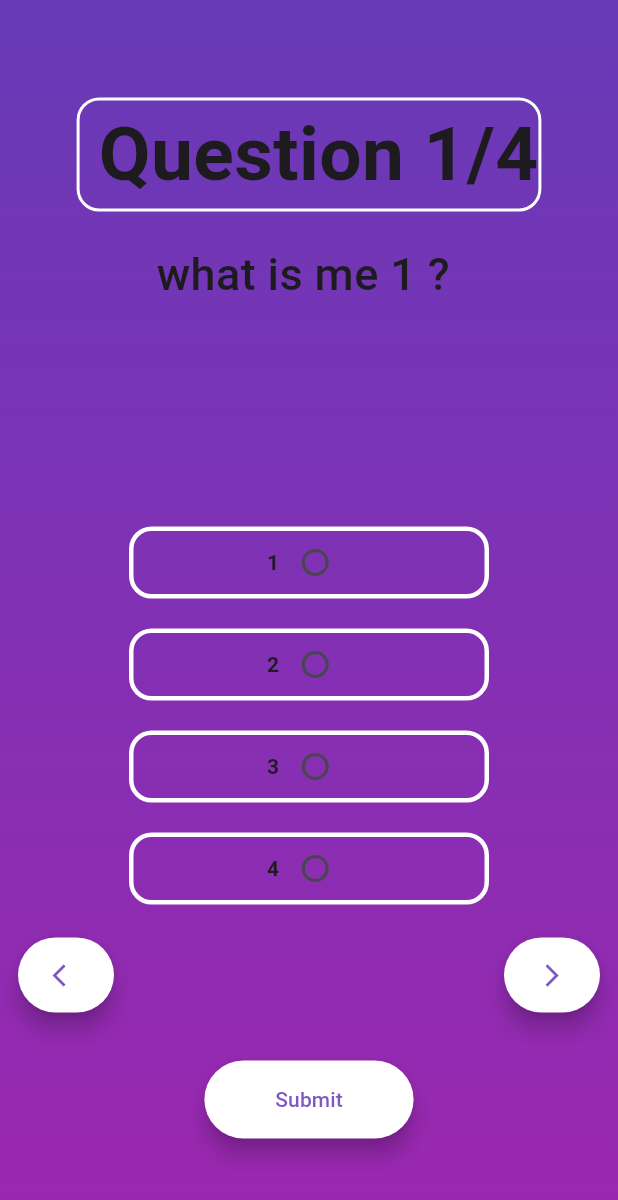
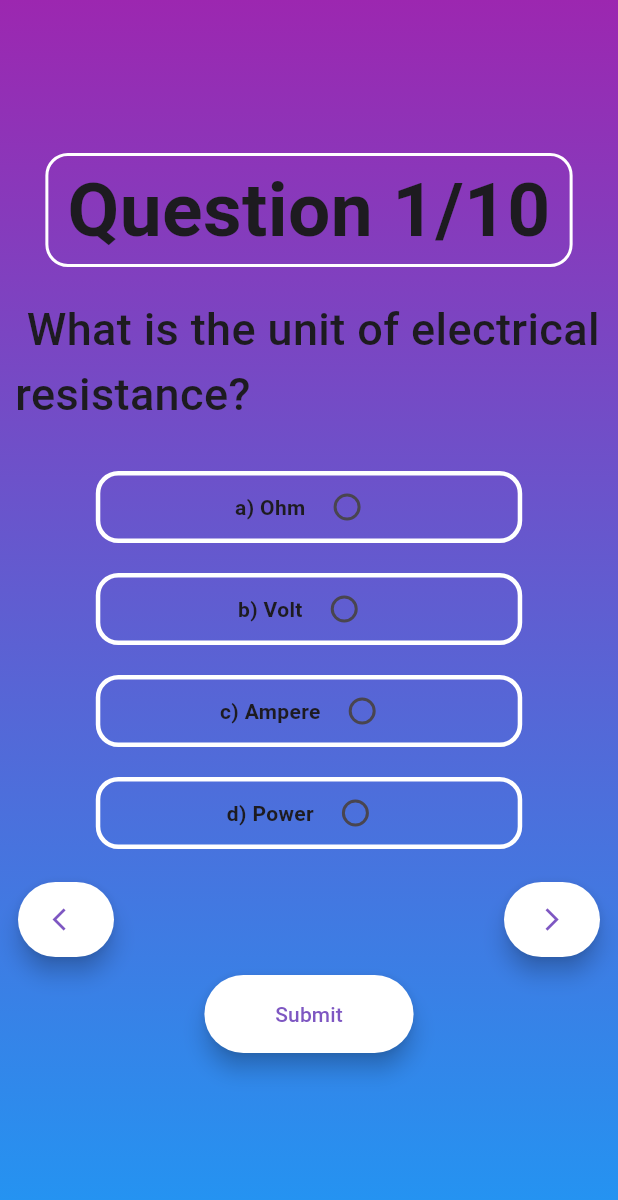
Before and after one commit to Rajavikas03/Codsoft_Quiz_App, a Flutter app: the screen it shows after launch, after a tap on "START", on a phone screen of 412 x 824 dp. Shown: the top 1200 px of the screen. Run offline on Flutter 3.47's test engine with Material 3 defaults, Android fonts, the light colour scheme and no system bars.

Commit message:
Final submit

```diff
--- a/lib/main.dart
+++ b/lib/main.dart
@@ -1,9 +1,5 @@
 import 'package:flutter/material.dart';
 import 'package:quiz_apk/quiz_page.dart';
-
-Map<String, dynamic> Ans = {};
-Map<String, dynamic> Crt = {};
-Map<String, dynamic> Wrg = {};
 
 void main() {
   runApp(const MyApp());
@@ -35,7 +31,10 @@ class _MyHomePageState extends State<MyHomePage> {
     var width = MediaQuery.sizeOf(context).width;
     return Scaffold(
       backgroundColor: Colors.deepPurple[200],
-      body: Center(
+      body: Stack(
+        children: [
+          const gradientcolor1(),
+          Center(
             child: Column(
               children: [
                 SizedBox(
@@ -45,10 +44,10 @@ class _MyHomePageState extends State<MyHomePage> {
                 SizedBox(
                   height: height * 0.01,
                 ),
-          Text(
+                const Text(
                   "QUIZ",
                   style: TextStyle(
-                color: Colors.deepPurple[400],
+                      color: Colors.white30,
                       fontSize: 100,
                       fontWeight: FontWeight.bold),
                 ),
@@ -59,21 +58,26 @@ class _MyHomePageState extends State<MyHomePage> {
                   onPressed: () {
                     Navigator.push(
                       context,
-                MaterialPageRoute(builder: (context) => const quiz_main()),
+                      MaterialPageRoute(
+                          builder: (context) => const quiz_main()),
                     );
                   },
                   style: ElevatedButton.styleFrom(
-                foregroundColor: Colors.white,
-                backgroundColor: Colors.deepPurple[400],
+                      foregroundColor: Colors.deepPurple[400],
+                      backgroundColor: Colors.white,
                       padding: const EdgeInsets.fromLTRB(40, 16, 40, 16),
                       elevation: 6),
                   child: const Text(
                     '  START  ',
-              style: TextStyle(fontWeight: FontWeight.bold),
+                    style: TextStyle(
+                        fontWeight: FontWeight.bold, color: Colors.blue),
                   ),
                 ),
               ],
-      )),
+            ),
+          ),
+        ],
+      ),
     );
   }
 }
--- a/lib/model.dart
+++ b/lib/model.dart
@@ -22,39 +22,107 @@ class Opt {
 
 final questions = [
   Question(
-    text: 'what is me 1 ? ', //Q1
+    text: ' What is the unit of electrical resistance? ', //Q1
     options: [
-      Opt(text: '1', isCorrect: false, isLocked: false),
-      Opt(text: '2', isCorrect: false, isLocked: false),
-      Opt(text: '3', isCorrect: true, isLocked: false),
-      Opt(text: '4', isCorrect: false, isLocked: false),
+      Opt(text: 'a) Ohm ', isCorrect: true, isLocked: false),
+      Opt(text: 'b) Volt ', isCorrect: false, isLocked: false),
+      Opt(text: 'c) Ampere ', isCorrect: false, isLocked: false),
+      Opt(text: 'd) Power ', isCorrect: false, isLocked: false),
     ],
   ),
   Question(
-    text: 'what is me 2 ? ', //Q2
+    text:
+        ' Which component is used to store electrical energy in a circuit? ', //Q2
     options: [
-      Opt(text: '5', isCorrect: false, isLocked: false),
-      Opt(text: '6', isCorrect: false, isLocked: false),
-      Opt(text: '7', isCorrect: true, isLocked: false),
-      Opt(text: '8', isCorrect: false, isLocked: false),
+      Opt(text: 'a) Resistor ', isCorrect: false, isLocked: false),
+      Opt(text: 'b) Inductor ', isCorrect: false, isLocked: false),
+      Opt(text: 'c) Capacitor ', isCorrect: true, isLocked: false),
+      Opt(text: 'd) Transistor ', isCorrect: false, isLocked: false),
     ],
   ),
   Question(
-    text: 'what is me 3 ? ', //Q3
+    text:
+        ' In a direct current (DC) circuit, current flows in which direction? ', //Q3
     options: [
-      Opt(text: '9', isCorrect: false, isLocked: false),
-      Opt(text: '10', isCorrect: false, isLocked: false),
-      Opt(text: '11', isCorrect: true, isLocked: false),
-      Opt(text: '12', isCorrect: false, isLocked: false),
+      Opt(text: 'a) Constant direction ', isCorrect: true, isLocked: false),
+      Opt(text: 'b) Reversing direction ', isCorrect: false, isLocked: false),
+      Opt(text: 'c) Random direction ', isCorrect: false, isLocked: false),
+      Opt(text: 'd) Circular direction ', isCorrect: false, isLocked: false),
     ],
   ),
   Question(
-    text: 'what is me 4 ? ', //Q4
+    text: ' What is the SI unit of electric charge? ', //Q4
     options: [
-      Opt(text: '13', isCorrect: false, isLocked: false),
-      Opt(text: '14', isCorrect: false, isLocked: false),
-      Opt(text: '15', isCorrect: true, isLocked: false),
-      Opt(text: '16', isCorrect: false, isLocked: false),
+      Opt(text: 'a) Volt ', isCorrect: false, isLocked: false),
+      Opt(text: 'b) Coulomb ', isCorrect: true, isLocked: false),
+      Opt(text: 'c) Ampere ', isCorrect: false, isLocked: false),
+      Opt(text: 'd) Ohm ', isCorrect: false, isLocked: false),
     ],
-  )
+  ),
+  Question(
+    text:
+        ' Which of the following is a semiconductor material commonly used in electronic devices? ', //Q5
+    options: [
+      Opt(text: 'a) Copper ', isCorrect: false, isLocked: false),
+      Opt(text: 'b) Silicon ', isCorrect: true, isLocked: false),
+      Opt(text: 'c) Aluminum ', isCorrect: false, isLocked: false),
+      Opt(text: 'd) Iron ', isCorrect: false, isLocked: false),
+    ],
+  ),
+  Question(
+    text:
+        '  What is the purpose of a transformer in an electrical circuit? ', //Q6
+    options: [
+      Opt(text: 'a) Generate electricity ', isCorrect: false, isLocked: false),
+      Opt(text: 'b) Control current flow ', isCorrect: false, isLocked: false),
+      Opt(text: 'c) Change voltage levels ', isCorrect: true, isLocked: false),
+      Opt(text: 'd) Store energy ', isCorrect: false, isLocked: false),
+    ],
+  ),
+  Question(
+    text: ' What does AC stand for in the context of electrical power? ', //Q7
+    options: [
+      Opt(text: 'a) Alternating Capacitor ', isCorrect: false, isLocked: false),
+      Opt(text: 'b) Ampere Current ', isCorrect: false, isLocked: false),
+      Opt(text: 'c) Alternating Current ', isCorrect: true, isLocked: false),
+      Opt(text: 'd) Active Current ', isCorrect: false, isLocked: false),
+    ],
+  ),
+  Question(
+    text:
+        '  Which law states that the voltage across a closed loop is equal to the sum of the voltage drops? ', //Q8
+    options: [
+      Opt(text: "a) Faraday's Law ", isCorrect: false, isLocked: false),
+      Opt(
+          text: "b) Kirchhoff's Voltage Law ",
+          isCorrect: true,
+          isLocked: false),
+      Opt(text: "c) Ohm's Law ", isCorrect: false, isLocked: false),
+      Opt(text: "d) Gauss's Law ", isCorrect: false, isLocked: false),
+    ],
+  ),
+  Question(
+    text: ' What is the function of a diode in an electrical circuit? ', //Q9
+    options: [
+      Opt(text: 'a) Amplify signals ', isCorrect: false, isLocked: false),
+      Opt(text: 'b) Store energy ', isCorrect: false, isLocked: false),
+      Opt(
+          text: 'c) Allow current in one direction ',
+          isCorrect: true,
+          isLocked: false),
+      Opt(
+          text: 'd) Control voltage levels ',
+          isCorrect: false,
+          isLocked: false),
+    ],
+  ),
+  Question(
+    text: ' What type of circuit has only one path for current to flow? ', //Q10
+    options: [
+      Opt(text: 'a) Parallel circuit ', isCorrect: false, isLocked: false),
+      Opt(text: 'b) Series circuit ', isCorrect: true, isLocked: false),
+      Opt(text: 'c) Combination circuit ', isCorrect: false, isLocked: false),
+      Opt(text: 'd) Complex circuit ', isCorrect: false, isLocked: false),
+    ],
+  ),
 ];
--- a/lib/quiz_page.dart
+++ b/lib/quiz_page.dart
@@ -1,14 +1,9 @@
 import 'package:flutter/material.dart';
 import 'package:quiz_apk/Compelete.dart';
-import 'package:quiz_apk/main.dart';
 import 'package:quiz_apk/model.dart';
 
 List c = [];
 List w = [];
-List a = [];
-int crt = 0;
-int wrg = 0;
-int ansd = 0;
 
 class quiz_main extends StatefulWidget {
   const quiz_main({super.key});
@@ -27,121 +22,152 @@ class _quiz_mainState extends State<quiz_main> {
   }
 
   Widget build(BuildContext context) {
-    return Scaffold(
+    var height = MediaQuery.sizeOf(context).height;
+    var width = MediaQuery.sizeOf(context).width;
+    return SafeArea(
+      child: Scaffold(
+        // appBar: AppBar(
+        //   title: const Text(
+        //     'Quiz App',
+        //     style: TextStyle(fontSize: 50, fontWeight: FontWeight.bold),
+        //   ),
+        //   centerTitle: true,
+        // ),
         backgroundColor: Colors.transparent,
         body: Stack(
           children: [
-          const gradientcolor(),
+            const gradientcolor1(),
             Expanded(
-            //   child:
-            // buildcolumb(),
               child: PageView.builder(
                 controller: _pageController,
                 itemCount: questions.length,
                 itemBuilder: (context, index) {
                   final _question = questions[index];
-                var optt = questions[index].options;
-                // isSelected = '';
+                  final optt = _question.options;
 
                   return Column(
                     mainAxisAlignment: MainAxisAlignment.center,
                     children: [
+                      // SizedBox(
+                      //   height: 10,
+                      // ),
                       Container(
                           decoration: BoxDecoration(
                               borderRadius: BorderRadius.circular(15),
-                            border: Border.all(width: 2, color: Colors.white)),
+                              border:
+                                  Border.all(width: 2, color: Colors.white)),
                           child: Text(
-                          " Question ${index + 1}/${questions.length}",
+                            " Question ${index + 1}/${questions.length} ",
                             style: const TextStyle(
                                 fontSize: 50, fontWeight: FontWeight.bold),
+                            softWrap: true,
                           )),
                       const SizedBox(
                         height: 20,
                       ),
-                    SizedBox(
-                      height: 80,
+                      Padding(
+                        padding: const EdgeInsets.symmetric(horizontal: 10),
+                        child: Center(
                           child: Text(
                             _question.text,
                             style: const TextStyle(
                                 fontSize: 30, fontWeight: FontWeight.w500),
                           ),
                         ),
+                      ),
                       const SizedBox(
-                      height: 100,
+                        height: 20,
                       ),
                       Column(
                         children: [
-                        for (int i = 0;
-                            i < questions[index].options.length;
-                            i++)
+                          for (int i = 0; i < optt.length; i++)
                             Column(
                               children: [
                                 const SizedBox(
                                   height: 10,
                                 ),
-                              Container(
+                                GestureDetector(
+                                  // onTap function
+                                  onTap: () async {
+                                    setState(() {
+                                      isSelected = optt[i].text;
+                                      optt[i].isLocked = true;
+                                      if (i != 0) {
+                                        optt[0].isLocked = false;
+                                        print('0');
+                                      }
+                                      if (i != 1) {
+                                        optt[1].isLocked = false;
+                                        print('1');
+                                      }
+                                      if (i != 2) {
+                                        optt[2].isLocked = false;
+                                        print('2');
+                                      }
+                                      if (i != 3) {
+                                        optt[3].isLocked = false;
+                                        print('3');
+                                      }
+                                    });
+                                    if (index < questions.length - 1) {
+                                      try {
+                                        await pageFunctionfrwd();
+                                      } catch (StackTrace, Error) {
+                                        print(" $StackTrace $Error error!!!");
+                                      }
+                                    }
+                                  },
+                                  child: Container(
                                     height: 48,
-                                width: 240,
+                                    width: width * 0.69,
                                     decoration: BoxDecoration(
                                       borderRadius: BorderRadius.circular(15),
-                                  border:
-                                      Border.all(width: 3, color: Colors.white),
+                                      border: Border.all(
+                                          width: 3, color: Colors.white),
                                     ),
                                     child: Center(
-                                  child: Padding(
-                                      padding: const EdgeInsets.symmetric(
-                                          horizontal: 18),
                                       child: Row(
                                         mainAxisAlignment:
                                             MainAxisAlignment.center,
                                         children: [
                                           Text(
-                                            questions[index].options[i].text,
+                                            optt[i].text,
                                             style: const TextStyle(
-                                                fontWeight: FontWeight.bold),
+                                              fontWeight: FontWeight.bold,
+                                            ),
+                                            // maxLines: 2,
+                                            overflow: TextOverflow.ellipsis,
+                                            softWrap: true,
                                           ),
                                           Radio(
                                               activeColor: Colors.green,
-                                              value: questions[index]
-                                                  .options[i]
-                                                  .text,
+                                              value: optt[i].text,
                                               groupValue: isSelected,
                                               onChanged: (val) async {
                                                 setState(() {
-                                                  // isSelected = ' ';
                                                   isSelected = val.toString();
-                                                  questions[index]
-                                                      .options[i]
-                                                      .isLocked = true;
+                                                  optt[i].isLocked = true;
                                                   if (i != 0) {
-                                                    questions[index]
-                                                        .options[0]
-                                                        .isLocked = false;
+                                                    optt[0].isLocked = false;
                                                     print('0');
                                                   }
                                                   if (i != 1) {
-                                                    questions[index]
-                                                        .options[1]
-                                                        .isLocked = false;
+                                                    optt[1].isLocked = false;
                                                     print('1');
                                                   }
                                                   if (i != 2) {
-                                                    questions[index]
-                                                        .options[2]
-                                                        .isLocked = false;
+                                                    optt[2].isLocked = false;
                                                     print('2');
                                                   }
                                                   if (i != 3) {
-                                                    questions[index]
-                                                        .options[3]
-                                                        .isLocked = false;
+                                                    optt[3].isLocked = false;
                                                     print('3');
                                                   }
                                                 });
                                                 if (index <
                                                     questions.length - 1) {
                                                   try {
-                                                    // await pageFunctionfrwd();
+                                                    await pageFunctionfrwd();
                                                   } catch (StackTrace, Error) {
                                                     print(
                                                         " $StackTrace $Error error!!!");
@@ -149,7 +175,8 @@ class _quiz_mainState extends State<quiz_main> {
                                                 }
                                               }),
                                         ],
-                                      )),
+                                      ),
+                                    ),
                                   ),
                                 ),
                                 const SizedBox(
@@ -166,21 +193,10 @@ class _quiz_mainState extends State<quiz_main> {
                             padding: const EdgeInsets.all(12.0),
                             child: ElevatedButton(
                               onPressed: () async {
-                              if (_pageController.page! <
-                                  questions.length - 1) {
                                 try {
                                   await pageFunctionrev();
-                                  // _pageController.nextPage(
-                                  //   duration: const Duration(milliseconds: 300),
-                                  //   curve: Curves.easeInOut,
-                                  // );
                                 } catch (StackTrace, Error) {
                                   print(" $StackTrace $Error error!!!");
-                                }
-                                _pageController.previousPage(
-                                  duration: const Duration(milliseconds: 300),
-                                  curve: Curves.easeInOut,
-                                );
                                 }
                               },
                               style: ElevatedButton.styleFrom(
@@ -196,17 +212,10 @@ class _quiz_mainState extends State<quiz_main> {
                             padding: const EdgeInsets.all(12.0),
                             child: ElevatedButton(
                               onPressed: () async {
-                              if (_pageController.page! <
-                                  questions.length - 1) {
                                 try {
                                   await pageFunctionfrwd();
-                                  // _pageController.nextPage(
-                                  //   duration: const Duration(milliseconds: 300),
-                                  //   curve: Curves.easeInOut,
-                                  // );
                                 } catch (StackTrace, Error) {
                                   print(" $StackTrace $Error error!!!");
-                                }
                                 }
                               },
                               style: ElevatedButton.styleFrom(
@@ -220,13 +229,13 @@ class _quiz_mainState extends State<quiz_main> {
                           ),
                         ],
                       ),
-                    const SizedBox(
-                      height: 20,
-                    ),
+                      // const SizedBox(
+                      //   height: 20,
+                      // ),
                       ElevatedButton(
                         onPressed: () async {
+                          // Result Future Function
                           await result();
-
                           if ((index + 1) % questions.length == 0) {
                             // ignore: use_build_context_synchronously
                             Navigator.push(
@@ -246,6 +255,9 @@ class _quiz_mainState extends State<quiz_main> {
                             elevation: 6),
                         child: const Text('  Submit  '),
                       ),
+                      const SizedBox(
+                        height: 20,
+                      ),
                     ],
                   );
                 },
@@ -253,37 +265,44 @@ class _quiz_mainState extends State<quiz_main> {
             ),
           ],
         ),
+      ),
     );
   }
 
+//  Page veiw Forward move
   pageFunctionfrwd() async {
+    if (_pageController.page! < questions.length - 1) {
       _pageController.nextPage(
         duration: const Duration(milliseconds: 300),
         curve: Curves.easeInOut,
       );
     }
+  }
 
+// Page veiw backward move
   pageFunctionrev() async {
+    if (_pageController.page! <= questions.length - 1) {
       _pageController.previousPage(
         duration: const Duration(milliseconds: 300),
         curve: Curves.easeInOut,
       );
     }
+  }
 
   Future<dynamic> result() async {
     for (int j = 0; j < questions.length; j++) {
-      for (int k = 0; k < questions.length; k++) {
-        if (questions[j].options[k].isLocked ==
-            questions[j].options[k].isCorrect) {
-          crt++;
+      for (int k = 0; k < questions[j].options.length; k++) {
+        // Correct Answer Condition
+        if (questions[j].options[k].isLocked == true &&
+            questions[j].options[k].isCorrect == true) {
           c.add(questions[j].options[k].isLocked);
-          print("$crt hii");
+          print('$c hii'); // check
         }
-        if (questions[j].options[k].isLocked !=
-            questions[j].options[k].isCorrect) {
-          wrg++;
+        //  Wrong Anwser Condition
+        if (questions[j].options[k].isLocked != true &&
+            questions[j].options[k].isCorrect == true) {
           w.add(questions[j].options[k].isLocked);
-          print(w[j]);
+          print(w); // check
         }
       }
     }
@@ -307,3 +326,21 @@ class gradientcolor extends StatelessWidget {
     );
   }
 }
+
+class gradientcolor1 extends StatelessWidget {
+  const gradientcolor1({
+    super.key,
+  });
+
+  @override
+  Widget build(BuildContext context) {
+    return Container(
+      decoration: const BoxDecoration(
+        gradient: LinearGradient(colors: [
+          Colors.purple,
+          Colors.blue,
+        ], begin: Alignment.topCenter, end: Alignment.bottomCenter),
+      ),
+    );
+  }
+}
```
Also changed, not shown: lib/Compelete.dart (+12 -17 lines). Lines whose indentation alone changed are shown as unchanged.
